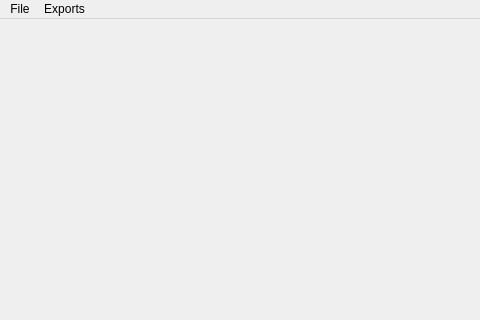
Qt form ScoutCardMaker/qtgui/ui_exporter.ui (Aceplace/ScoutcardMaker3) before a commit; both pictures show x 0 to 480 and y 0 to 320 of the 800 by 600 pixel window.
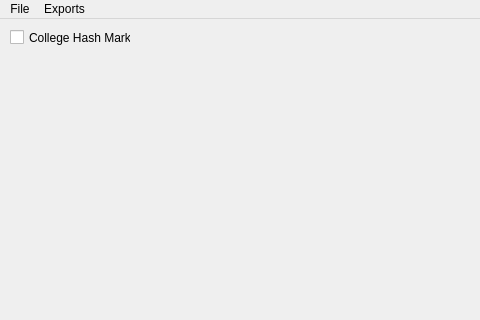
The same form after that commit.

Commit message: Added handling of college hash marks for power point export.

The edit to the form file:
```diff
--- a/ScoutCardMaker/qtgui/ui_exporter.ui
+++ b/ScoutCardMaker/qtgui/ui_exporter.ui
@@ -13,7 +13,21 @@
   <property name="windowTitle">
    <string>MainWindow</string>
   </property>
-  <widget class="QWidget" name="centralwidget"/>
+  <widget class="QWidget" name="centralwidget">
+   <widget class="QCheckBox" name="cb_college_hash_marks">
+    <property name="geometry">
+     <rect>
+      <x>10</x>
+      <y>10</y>
+      <width>121</width>
+      <height>17</height>
+     </rect>
+    </property>
+    <property name="text">
+     <string>College Hash Marks</string>
+    </property>
+   </widget>
+  </widget>
   <widget class="QMenuBar" name="menubar">
    <property name="geometry">
     <rect>
```
Left out of the diff: 12 changed lines with no effect on the pictures. The commit also changes 5 other files.
